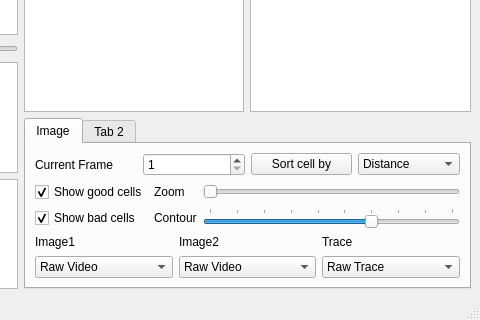
This is main-window.ui in hongw-lab/CScreener as Qt 5 draws it before an edit; both pictures show x 886 to 1366 and y 448 to 768 of the 1366 by 768 pixel window. The edited form follows.
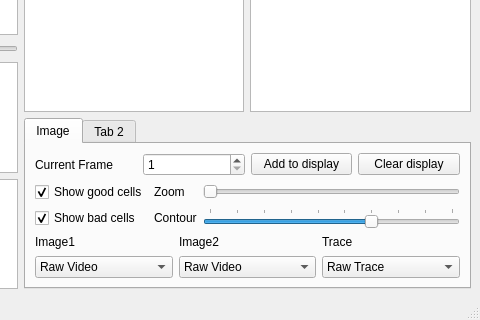
This is the edited form. Custom widgets are drawn as their Qt base class.

Commit message: implemented companion cells and candidate cells groups and add to display and clear function

Patch:
```diff
--- a/main-window.ui
+++ b/main-window.ui
@@ -130,27 +130,15 @@
               <item>
                <widget class="QPushButton" name="sort_cell_pushbutton">
                 <property name="text">
-                 <string>Sort cell by</string>
+                 <string>Add to display</string>
                 </property>
                </widget>
               </item>
               <item>
-               <widget class="QComboBox" name="sortmethod_comboBox">
-                <item>
-                 <property name="text">
-                  <string>Distance</string>
-                 </property>
-                </item>
-                <item>
-                 <property name="text">
-                  <string>Correlation</string>
-                 </property>
-                </item>
-                <item>
-                 <property name="text">
-                  <string>Pix Value</string>
-                 </property>
-                </item>
+               <widget class="QPushButton" name="clear_display_pushbutton">
+                <property name="text">
+                 <string>Clear display</string>
+                </property>
                </widget>
               </item>
              </layout>
```
Left out of the diff: 3 changed lines with no effect on the pictures. The commit also changes 4 other files.
